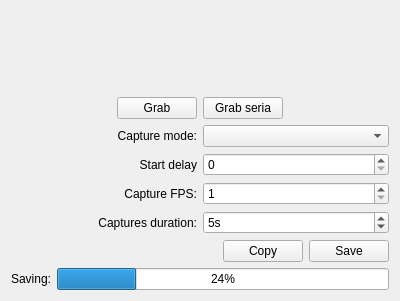
This is app/src/ui/lsg_mainwindow.ui in sendevent/lsc as Qt 5 draws it before an edit. The edited form follows.
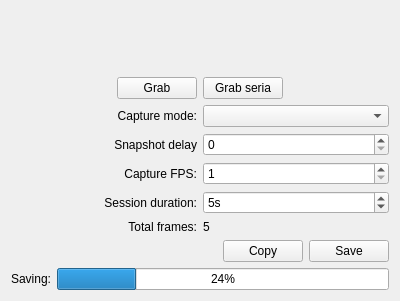
This is the edited form.

Commit message: total frames count info added

```diff
--- a/app/src/ui/lsg_mainwindow.ui
+++ b/app/src/ui/lsg_mainwindow.ui
@@ -100,7 +100,7 @@
      <item row="1" column="0">
       <widget class="QLabel" name="label">
        <property name="text">
-        <string>Start delay</string>
+        <string>Snapshot delay</string>
        </property>
        <property name="alignment">
         <set>Qt::AlignRight|Qt::AlignTrailing|Qt::AlignVCenter</set>
@@ -113,13 +113,23 @@
      <item row="3" column="0">
       <widget class="QLabel" name="label_4">
        <property name="text">
-        <string>Captures duration:</string>
+        <string>Session duration:</string>
        </property>
        <property name="alignment">
         <set>Qt::AlignRight|Qt::AlignTrailing|Qt::AlignVCenter</set>
        </property>
       </widget>
      </item>
+     <item row="2" column="1">
+      <widget class="QSpinBox" name="capDelaySpinBox">
+       <property name="minimum">
+        <number>1</number>
+       </property>
+       <property name="maximum">
+        <number>50</number>
+       </property>
+      </widget>
+     </item>
      <item row="3" column="1">
       <widget class="QSpinBox" name="capLimitCombo">
        <property name="suffix">
@@ -136,13 +146,20 @@
        </property>
       </widget>
      </item>
-     <item row="2" column="1">
-      <widget class="QSpinBox" name="capDelaySpinBox">
-       <property name="minimum">
-        <number>1</number>
+     <item row="4" column="0">
+      <widget class="QLabel" name="totalCountInfoLabel">
+       <property name="text">
+        <string>Total frames:</string>
        </property>
-       <property name="maximum">
-        <number>10</number>
+       <property name="alignment">
+        <set>Qt::AlignRight|Qt::AlignTrailing|Qt::AlignVCenter</set>
+       </property>
+      </widget>
+     </item>
+     <item row="4" column="1">
+      <widget class="QLabel" name="totalCountLabel">
+       <property name="text">
+        <string>5</string>
        </property>
       </widget>
      </item>
```
Left out of the diff: 24 changed lines with no effect on the pictures. The commit also changes 2 other files.
